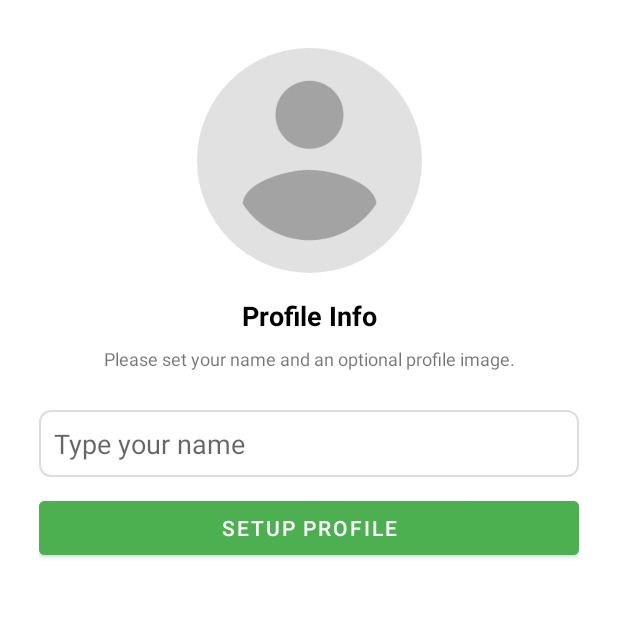
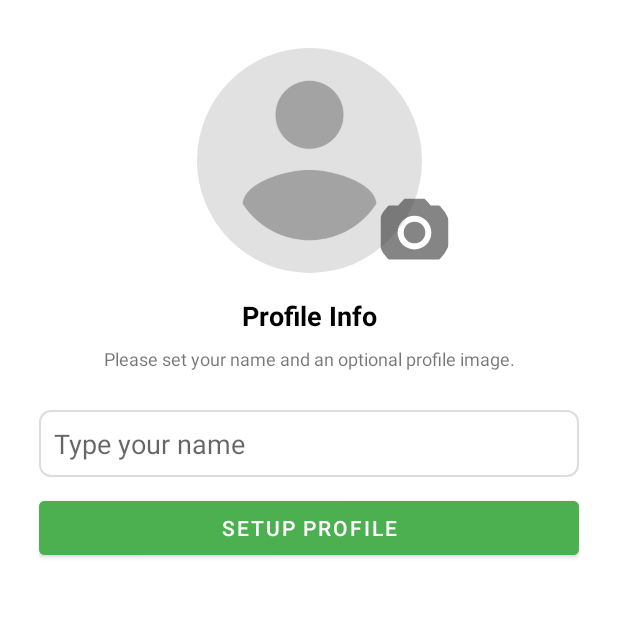
Before and after one commit to 15NiKhIl/ChatApp, an Android app: the SetupProfileActivity screen opened directly, with no data from a screen before it, on a phone screen of 412 x 824 dp, the top half of it. Run offline under Robolectric (Android 15) with nearby library versions, the phone set to English and light mode, and no system bars; our stand-ins replace CircleImageView, Firebase (no records; nobody signed in at launch, a user with empty details on screens opened directly); pictures from the network do not load; Roboto replaces fonts that are not available here.

Commit message:
Project Completed

```diff
--- a/app/src/main/java/com/minor/socialbounce/Adapters/GroupMessagesAdapter.java
+++ b/app/src/main/java/com/minor/socialbounce/Adapters/GroupMessagesAdapter.java
@@ -263,7 +263,6 @@ public class GroupMessagesAdapter extends RecyclerView.Adapter {
                     View view = LayoutInflater.from(context).inflate(R.layout.delete_dialog, null);
                     DeleteDialogBinding binding = DeleteDialogBinding.bind(view);
                     AlertDialog dialog = new AlertDialog.Builder(context)
-                            .setTitle("Delete Message")
                             .setView(binding.getRoot())
                             .create();
 
--- /dev/null
+++ b/app/src/main/res/drawable-anydpi/ic_action_name.xml
@@ -0,0 +1,14 @@
+<vector xmlns:android="http://schemas.android.com/apk/res/android"
+    android:width="24dp"
+    android:height="24dp"
+    android:viewportWidth="24"
+    android:viewportHeight="24"
+    android:tint="#333333"
+    android:alpha="0.6">
+  <path
+      android:fillColor="@android:color/white"
+      android:pathData="M12,12m-3.2,0a3.2,3.2 0,1 1,6.4 0a3.2,3.2 0,1 1,-6.4 0"/>
+  <path
+      android:fillColor="@android:color/white"
+      android:pathData="M9,2L7.17,4L4,4c-1.1,0 -2,0.9 -2,2v12c0,1.1 0.9,2 2,2h16c1.1,0 2,-0.9 2,-2L22,6c0,-1.1 -0.9,-2 -2,-2h-3.17L15,2L9,2zM12,17c-2.76,0 -5,-2.24 -5,-5s2.24,-5 5,-5 5,2.24 5,5 -2.24,5 -5,5z"/>
+</vector>
--- a/app/src/main/res/drawable-v24/receive_drawable.xml
+++ b/app/src/main/res/drawable-v24/receive_drawable.xml
@@ -1,6 +1,6 @@
 <?xml version="1.0" encoding="utf-8"?>
 <shape xmlns:android="http://schemas.android.com/apk/res/android">
-<solid android:color="#DA302E2E"/>
+<solid android:color="#DA595656"/>
     <corners android:bottomRightRadius="5dp"
         android:bottomLeftRadius="5dp"
         android:topRightRadius="5dp"/>
--- a/app/src/main/res/layout/activity_main.xml
+++ b/app/src/main/res/layout/activity_main.xml
@@ -4,7 +4,7 @@
     xmlns:tools="http://schemas.android.com/tools"
     android:layout_width="match_parent"
     android:layout_height="match_parent"
-    android:background="#f9f9f9"
+    android:background="@color/white"
     tools:context=".Activities.MainActivity">
 
     <ImageView
--- a/app/src/main/res/layout/activity_setup_profile.xml
+++ b/app/src/main/res/layout/activity_setup_profile.xml
@@ -7,7 +7,7 @@
     tools:context=".Activities.SetupProfileActivity">
 
     <de.hdodenhof.circleimageview.CircleImageView
-        android:id="@+id/imageView"
+        android:id="@+id/imageView1"
         android:layout_width="150dp"
         android:layout_height="150dp"
         android:layout_marginTop="32dp"
@@ -15,6 +15,17 @@
         app:layout_constraintStart_toStartOf="parent"
         app:layout_constraintTop_toTopOf="parent"
         android:src="@drawable/avatar" />
+
+    <de.hdodenhof.circleimageview.CircleImageView
+        android:id="@+id/imageView"
+        android:layout_width="49dp"
+        android:layout_height="54dp"
+        android:layout_marginTop="128dp"
+        android:src="@drawable/ic_action_name"
+        app:layout_constraintEnd_toEndOf="parent"
+        app:layout_constraintHorizontal_bias="0.693"
+        app:layout_constraintStart_toStartOf="parent"
+        app:layout_constraintTop_toTopOf="parent" />
 
     <TextView
         android:id="@+id/phoneLbl"
@@ -25,9 +36,9 @@
         android:textColor="@color/black"
         android:textSize="18sp"
         android:textStyle="bold"
-        app:layout_constraintEnd_toEndOf="@+id/imageView"
-        app:layout_constraintStart_toStartOf="@+id/imageView"
-        app:layout_constraintTop_toBottomOf="@+id/imageView" />
+        app:layout_constraintEnd_toEndOf="@+id/imageView1"
+        app:layout_constraintStart_toStartOf="@+id/imageView1"
+        app:layout_constraintTop_toBottomOf="@+id/imageView1" />
 
     <TextView
         android:id="@+id/textView4"
--- a/app/src/main/res/layout/item_receive_group.xml
+++ b/app/src/main/res/layout/item_receive_group.xml
@@ -21,7 +21,8 @@
             android:layout_height="wrap_content"
             android:layout_margin="5dp"
             android:textSize="12dp"
-            android:textStyle="bold" />
+            android:textStyle="bold"
+            android:textColor="@color/white"/>
 
         <View
             android:id="@+id/view8"
@@ -47,7 +48,8 @@
             android:paddingRight="10dp"
             android:paddingBottom="5dp"
             android:text="TextView"
-            android:textSize="13sp" />
+            android:textSize="13sp"
+            android:textColor="@color/white"/>
     </LinearLayout>
 
     <ImageView
--- a/app/src/main/res/layout/item_sent.xml
+++ b/app/src/main/res/layout/item_sent.xml
@@ -34,7 +34,8 @@
             android:paddingRight="10dp"
             android:paddingBottom="5dp"
             android:text="TextView"
-            android:textSize="13sp" />
+            android:textSize="13sp"
+            android:textColor="@color/black"/>
     </LinearLayout>
 
     <ImageView
--- a/app/src/main/res/layout/item_status.xml
+++ b/app/src/main/res/layout/item_status.xml
@@ -27,7 +27,7 @@
             android:layout_width="64dp"
             android:layout_height="64dp"
             android:layout_centerInParent="true"
-            app:portion_color="@color/purple_500"
+            app:portion_color="@color/green"
             app:portion_spacing="4dp"
             app:portion_width="4dp"
             app:portions_count="10" />
--- a/app/src/main/res/layout/row_conversation.xml
+++ b/app/src/main/res/layout/row_conversation.xml
@@ -4,7 +4,7 @@
     xmlns:tools="http://schemas.android.com/tools"
     android:layout_width="match_parent"
     android:layout_height="68dp"
-    android:background="?selectableItemBackground"
+    android:background="@color/white"
     android:paddingLeft="10dp"
     android:paddingTop="10dp"
     android:paddingRight="10dp">
@@ -34,6 +34,8 @@
         android:layout_width="wrap_content"
         android:layout_height="wrap_content"
         android:text="Tap to chat"
+        android:textColor="@color/black"
+
         android:textSize="14sp"
         app:layout_constraintStart_toStartOf="@+id/username"
         app:layout_constraintTop_toBottomOf="@+id/username" />
--- a/app/src/main/res/menu/chat_menu.xml
+++ b/app/src/main/res/menu/chat_menu.xml
@@ -1,6 +1,7 @@
 <?xml version="1.0" encoding="utf-8"?>
 <menu xmlns:app="http://schemas.android.com/apk/res-auto"
-    xmlns:android="http://schemas.android.com/apk/res/android">
+    xmlns:android="http://schemas.android.com/apk/res/android"
+    >
 
     <item
         android:icon="@drawable/ic_video"
```
Also changed, not shown: app/src/main/res/layout/activity_chat.xml (+8 -15 lines), app/src/main/res/layout/activity_group_chat.xml (+3 -12 lines), app/src/main/res/drawable-hdpi/ic_action_name.png (added), app/src/main/res/drawable-mdpi/ic_action_name.png (added), app/src/main/res/drawable-xhdpi/ic_action_name.png (added), app/src/main/res/drawable-xxhdpi/ic_action_name.png (added).
